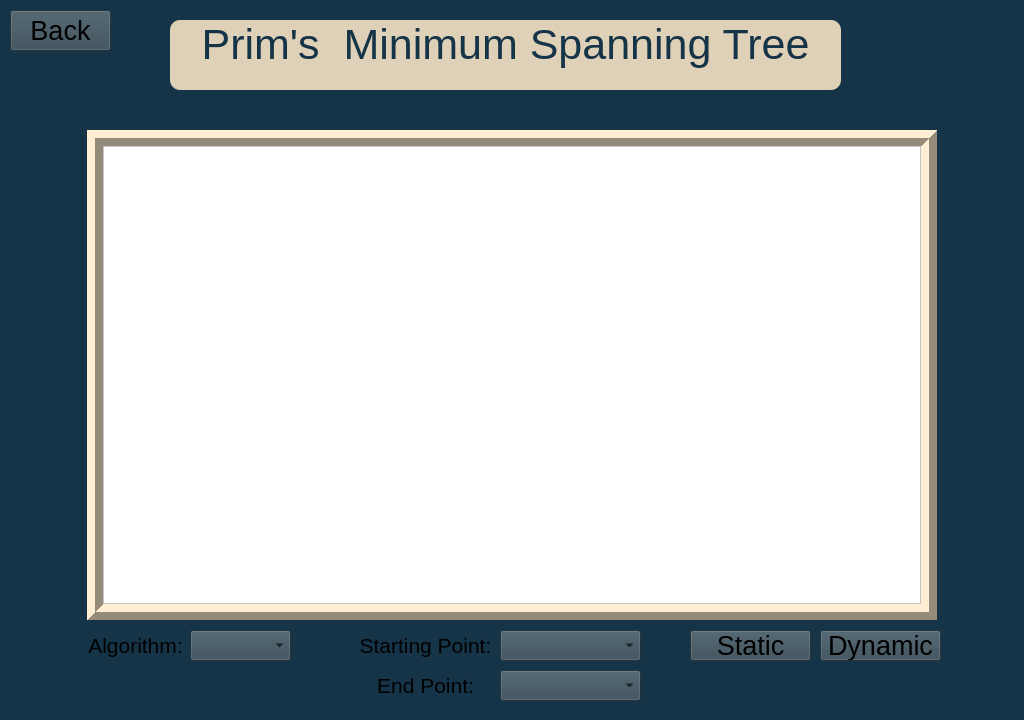
First picture: the form in AlgorithmWindow.ui, repository mohamedtarek132/RoadMapConstruction, before the edit.
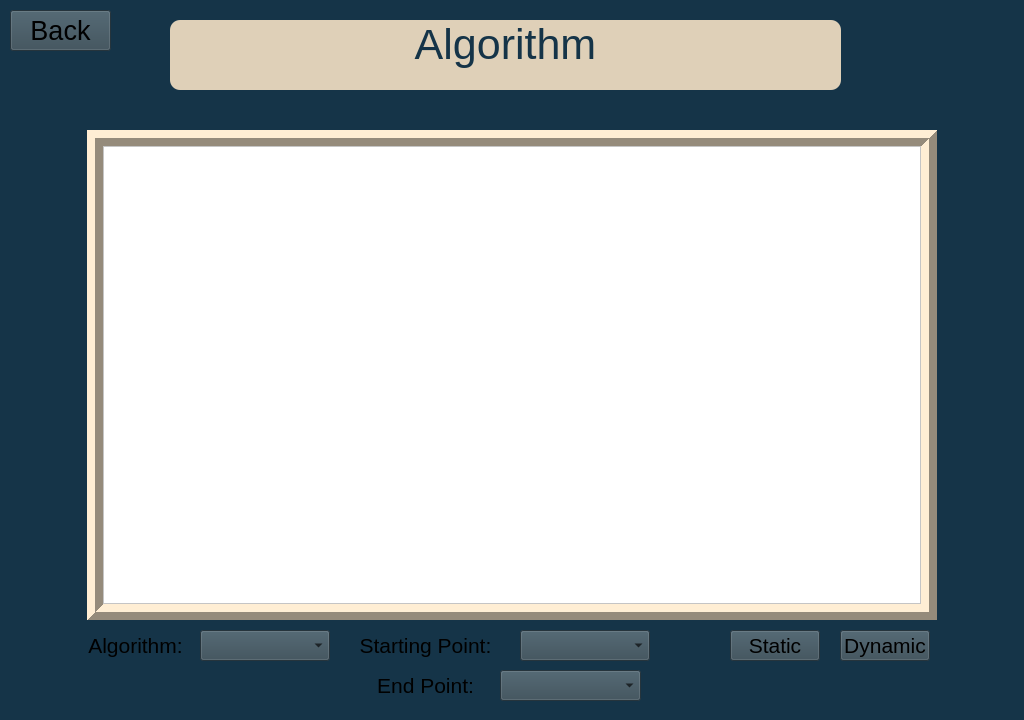
Second picture: the form after the edit.

```diff
--- a/AlgorithmWindow.ui
+++ b/AlgorithmWindow.ui
@@ -40,7 +40,7 @@
  border-radius: 10px;</string>
     </property>
     <property name="text">
-     <string>Prim's  Minimum Spanning Tree</string>
+     <string>Algorithm</string>
     </property>
     <property name="textFormat">
      <enum>Qt::AutoText</enum>
@@ -128,15 +128,15 @@
    <widget class="QPushButton" name="dynamicButton">
     <property name="geometry">
      <rect>
-      <x>820</x>
+      <x>840</x>
       <y>630</y>
-      <width>121</width>
+      <width>90</width>
       <height>31</height>
      </rect>
     </property>
     <property name="font">
      <font>
-      <pointsize>20</pointsize>
+      <pointsize>16</pointsize>
      </font>
     </property>
     <property name="styleSheet">
@@ -149,15 +149,15 @@
    <widget class="QPushButton" name="staticButton">
     <property name="geometry">
      <rect>
-      <x>690</x>
+      <x>730</x>
       <y>630</y>
-      <width>121</width>
+      <width>90</width>
       <height>31</height>
      </rect>
     </property>
     <property name="font">
      <font>
-      <pointsize>20</pointsize>
+      <pointsize>16</pointsize>
      </font>
     </property>
     <property name="styleSheet">
@@ -170,9 +170,9 @@
    <widget class="QComboBox" name="comboBox">
     <property name="geometry">
      <rect>
-      <x>190</x>
+      <x>200</x>
       <y>630</y>
-      <width>101</width>
+      <width>130</width>
       <height>31</height>
      </rect>
     </property>
@@ -182,7 +182,8 @@
      </font>
     </property>
     <property name="styleSheet">
-     <string notr="true">background-color: rgb(53, 73, 84);</string>
+     <string notr="true">background-color: rgb(53, 73, 84);
+selection-background-color: rgb(53, 73, 84);</string>
     </property>
    </widget>
    <widget class="QLabel" name="label">
@@ -212,9 +213,9 @@
    <widget class="QLabel" name="startPoint">
     <property name="geometry">
      <rect>
-      <x>350</x>
+      <x>330</x>
       <y>630</y>
-      <width>151</width>
+      <width>191</width>
       <height>31</height>
      </rect>
     </property>
@@ -239,9 +240,9 @@
    <widget class="QComboBox" name="startPointCombo">
     <property name="geometry">
      <rect>
-      <x>500</x>
+      <x>520</x>
       <y>630</y>
-      <width>141</width>
+      <width>130</width>
       <height>31</height>
      </rect>
     </property>
@@ -251,7 +252,8 @@
      </font>
     </property>
     <property name="styleSheet">
-     <string notr="true">background-color: rgb(53, 73, 84);</string>
+     <string notr="true">background-color: rgb(53, 73, 84);
+selection-background-color: rgb(53, 73, 84);</string>
     </property>
    </widget>
    <widget class="QLabel" name="endPoint">
```
